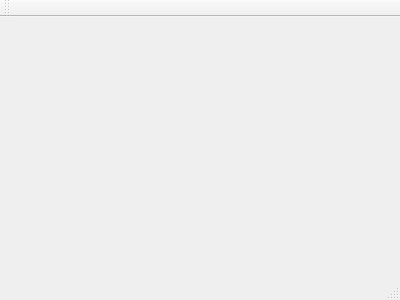
The window that student/11/timer/mainwindow.ui (JurnetFIN/Comp.cs.110) describes before a commit, drawn with Qt 5.
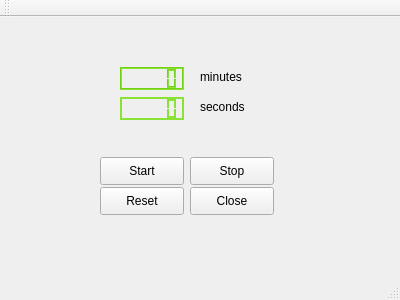
The same window after the commit.

```diff
--- a/student/11/timer/mainwindow.ui
+++ b/student/11/timer/mainwindow.ui
@@ -12,13 +12,687 @@
   <property name="windowTitle" >
    <string>MainWindow</string>
   </property>
-  <widget class="QMenuBar" name="menuBar" />
-  <widget class="QToolBar" name="mainToolBar" />
-  <widget class="QWidget" name="centralWidget" />
-  <widget class="QStatusBar" name="statusBar" />
+  <widget class="QWidget" name="centralWidget">
+   <widget class="QPushButton" name="startButton">
+    <property name="geometry">
+     <rect>
+      <x>100</x>
+      <y>140</y>
+      <width>84</width>
+      <height>28</height>
+     </rect>
+    </property>
+    <property name="text">
+     <string>Start</string>
+    </property>
+   </widget>
+   <widget class="QPushButton" name="stopButton">
+    <property name="geometry">
+     <rect>
+      <x>190</x>
+      <y>140</y>
+      <width>84</width>
+      <height>28</height>
+     </rect>
+    </property>
+    <property name="text">
+     <string>Stop</string>
+    </property>
+   </widget>
+   <widget class="QPushButton" name="resetButton">
+    <property name="geometry">
+     <rect>
+      <x>100</x>
+      <y>170</y>
+      <width>84</width>
+      <height>28</height>
+     </rect>
+    </property>
+    <property name="text">
+     <string>Reset</string>
+    </property>
+   </widget>
+   <widget class="QPushButton" name="closeButton">
+    <property name="geometry">
+     <rect>
+      <x>190</x>
+      <y>170</y>
+      <width>84</width>
+      <height>28</height>
+     </rect>
+    </property>
+    <property name="text">
+     <string>Close</string>
+    </property>
+   </widget>
+   <widget class="QLabel" name="label">
+    <property name="geometry">
+     <rect>
+      <x>200</x>
+      <y>50</y>
+      <width>63</width>
+      <height>20</height>
+     </rect>
+    </property>
+    <property name="text">
+     <string>minutes</string>
+    </property>
+   </widget>
+   <widget class="QLabel" name="label_2">
+    <property name="geometry">
+     <rect>
+      <x>200</x>
+      <y>80</y>
+      <width>63</width>
+      <height>20</height>
+     </rect>
+    </property>
+    <property name="text">
+     <string>seconds</string>
+    </property>
+   </widget>
+   <widget class="QLCDNumber" name="lcdNumberMin">
+    <property name="geometry">
+     <rect>
+      <x>120</x>
+      <y>50</y>
+      <width>64</width>
+      <height>23</height>
+     </rect>
+    </property>
+    <property name="palette">
+     <palette>
+      <active>
+       <colorrole role="WindowText">
+        <brush brushstyle="SolidPattern">
+         <color alpha="255">
+          <red>239</red>
+          <green>41</green>
+          <blue>41</blue>
+         </color>
+        </brush>
+       </colorrole>
+       <colorrole role="Button">
+        <brush brushstyle="SolidPattern">
+         <color alpha="255">
+          <red>115</red>
+          <green>210</green>
+          <blue>22</blue>
+         </color>
+        </brush>
+       </colorrole>
+       <colorrole role="Light">
+        <brush brushstyle="SolidPattern">
+         <color alpha="255">
+          <red>115</red>
+          <green>210</green>
+          <blue>22</blue>
+         </color>
+        </brush>
+       </colorrole>
+       <colorrole role="Midlight">
+        <brush brushstyle="SolidPattern">
+         <color alpha="255">
+          <red>138</red>
+          <green>226</green>
+          <blue>52</blue>
+         </color>
+        </brush>
+       </colorrole>
+       <colorrole role="Dark">
+        <brush brushstyle="SolidPattern">
+         <color alpha="255">
+          <red>138</red>
+          <green>226</green>
+          <blue>52</blue>
+         </color>
+        </brush>
+       </colorrole>
+       <colorrole role="Mid">
+        <brush brushstyle="SolidPattern">
+         <color alpha="255">
+          <red>138</red>
+          <green>226</green>
+          <blue>52</blue>
+         </color>
+        </brush>
+       </colorrole>
+       <colorrole role="Text">
+        <brush brushstyle="SolidPattern">
+         <color alpha="255">
+          <red>0</red>
+          <green>0</green>
+          <blue>0</blue>
+         </color>
+        </brush>
+       </colorrole>
+       <colorrole role="ButtonText">
+        <brush brushstyle="SolidPattern">
+         <color alpha="255">
+          <red>0</red>
+          <green>0</green>
+          <blue>0</blue>
+         </color>
+        </brush>
+       </colorrole>
+       <colorrole role="Base">
+        <brush brushstyle="SolidPattern">
+         <color alpha="255">
+          <red>255</red>
+          <green>255</green>
+          <blue>255</blue>
+         </color>
+        </brush>
+       </colorrole>
+       <colorrole role="Window">
+        <brush brushstyle="SolidPattern">
+         <color alpha="255">
+          <red>255</red>
+          <green>255</green>
+          <blue>255</blue>
+         </color>
+        </brush>
+       </colorrole>
+       <colorrole role="PlaceholderText">
+        <brush brushstyle="SolidPattern">
+         <color alpha="255">
+          <red>255</red>
+          <green>255</green>
+          <blue>255</blue>
+         </color>
+        </brush>
+       </colorrole>
+      </active>
+      <inactive>
+       <colorrole role="WindowText">
+        <brush brushstyle="SolidPattern">
+         <color alpha="255">
+          <red>239</red>
+          <green>41</green>
+          <blue>41</blue>
+         </color>
+        </brush>
+       </colorrole>
+       <colorrole role="Button">
+        <brush brushstyle="SolidPattern">
+         <color alpha="255">
+          <red>115</red>
+          <green>210</green>
+          <blue>22</blue>
+         </color>
+        </brush>
+       </colorrole>
+       <colorrole role="Light">
+        <brush brushstyle="SolidPattern">
+         <color alpha="255">
+          <red>115</red>
+          <green>210</green>
+          <blue>22</blue>
+         </color>
+        </brush>
+       </colorrole>
+       <colorrole role="Midlight">
+        <brush brushstyle="SolidPattern">
+         <color alpha="255">
+          <red>138</red>
+          <green>226</green>
+          <blue>52</blue>
+         </color>
+        </brush>
+       </colorrole>
+       <colorrole role="Dark">
+        <brush brushstyle="SolidPattern">
+         <color alpha="255">
+          <red>138</red>
+          <green>226</green>
+          <blue>52</blue>
+         </color>
+        </brush>
+       </colorrole>
+       <colorrole role="Mid">
+        <brush brushstyle="SolidPattern">
+         <color alpha="255">
+          <red>138</red>
+          <green>226</green>
+          <blue>52</blue>
+         </color>
+        </brush>
+       </colorrole>
+       <colorrole role="Text">
+        <brush brushstyle="SolidPattern">
+         <color alpha="255">
+          <red>0</red>
+          <green>0</green>
+          <blue>0</blue>
+         </color>
+        </brush>
+       </colorrole>
+       <colorrole role="ButtonText">
+        <brush brushstyle="SolidPattern">
+         <color alpha="255">
+          <red>0</red>
+          <green>0</green>
+          <blue>0</blue>
+         </color>
+        </brush>
+       </colorrole>
+       <colorrole role="Base">
+        <brush brushstyle="SolidPattern">
+         <color alpha="255">
+          <red>255</red>
+          <green>255</green>
+          <blue>255</blue>
+         </color>
+        </brush>
+       </colorrole>
+       <colorrole role="Window">
+        <brush brushstyle="SolidPattern">
+         <color alpha="255">
+          <red>255</red>
+          <green>255</green>
+          <blue>255</blue>
+         </color>
+        </brush>
+       </colorrole>
+       <colorrole role="PlaceholderText">
+        <brush brushstyle="SolidPattern">
+         <color alpha="255">
+          <red>255</red>
+          <green>255</green>
+          <blue>255</blue>
+         </color>
+        </brush>
+       </colorrole>
+      </inactive>
+      <disabled>
+       <colorrole role="WindowText">
+        <brush brushstyle="SolidPattern">
+         <color alpha="255">
+          <red>138</red>
+          <green>226</green>
+          <blue>52</blue>
+         </color>
+        </brush>
+       </colorrole>
+       <colorrole role="Button">
+        <brush brushstyle="SolidPattern">
+         <color alpha="255">
+          <red>115</red>
+          <green>210</green>
+          <blue>22</blue>
+         </color>
+        </brush>
+       </colorrole>
+       <colorrole role="Light">
+        <brush brushstyle="SolidPattern">
+         <color alpha="255">
+          <red>115</red>
+          <green>210</green>
+          <blue>22</blue>
+         </color>
+        </brush>
+       </colorrole>
+       <colorrole role="Midlight">
+        <brush brushstyle="SolidPattern">
+         <color alpha="255">
+          <red>138</red>
+          <green>226</green>
+          <blue>52</blue>
+         </color>
+        </brush>
+       </colorrole>
+       <colorrole role="Dark">
+        <brush brushstyle="SolidPattern">
+         <color alpha="255">
+          <red>138</red>
+          <green>226</green>
+          <blue>52</blue>
+         </color>
+        </brush>
+       </colorrole>
+       <colorrole role="Mid">
+        <brush brushstyle="SolidPattern">
+         <color alpha="255">
+          <red>138</red>
+          <green>226</green>
+          <blue>52</blue>
+         </color>
+        </brush>
+       </colorrole>
+       <colorrole role="Text">
+        <brush brushstyle="SolidPattern">
+         <color alpha="255">
+          <red>138</red>
+          <green>226</green>
+          <blue>52</blue>
+         </color>
+        </brush>
+       </colorrole>
+       <colorrole role="ButtonText">
+        <brush brushstyle="SolidPattern">
+         <color alpha="255">
+          <red>138</red>
+          <green>226</green>
+          <blue>52</blue>
+         </color>
+        </brush>
+       </colorrole>
+       <colorrole role="Base">
+        <brush brushstyle="SolidPattern">
+         <color alpha="255">
+          <red>255</red>
+          <green>255</green>
+          <blue>255</blue>
+         </color>
+        </brush>
+       </colorrole>
+       <colorrole role="Window">
+        <brush brushstyle="SolidPattern">
+         <color alpha="255">
+          <red>255</red>
+          <green>255</green>
+          <blue>255</blue>
+         </color>
+        </brush>
+       </colorrole>
+       <colorrole role="PlaceholderText">
+        <brush brushstyle="SolidPattern">
+         <color alpha="255">
+          <red>255</red>
+          <green>255</green>
+          <blue>255</blue>
+         </color>
+        </brush>
+       </colorrole>
+      </disabled>
+     </palette>
+    </property>
+   </widget>
+   <widget class="QLCDNumber" name="lcdNumberSec">
+    <property name="geometry">
+     <rect>
+      <x>120</x>
+      <y>80</y>
+      <width>64</width>
+      <height>23</height>
+     </rect>
+    </property>
+    <property name="palette">
+     <palette>
+      <active>
+       <colorrole role="WindowText">
+        <brush brushstyle="SolidPattern">
+         <color alpha="255">
+          <red>138</red>
+          <green>226</green>
+          <blue>52</blue>
+         </color>
+        </brush>
+       </colorrole>
+       <colorrole role="Button">
+        <brush brushstyle="SolidPattern">
+         <color alpha="255">
+          <red>138</red>
+          <green>226</green>
+          <blue>52</blue>
+         </color>
+        </brush>
+       </colorrole>
+       <colorrole role="Light">
+        <brush brushstyle="SolidPattern">
+         <color alpha="255">
+          <red>138</red>
+          <green>226</green>
+          <blue>52</blue>
+         </color>
+        </brush>
+       </colorrole>
+       <colorrole role="Midlight">
+        <brush brushstyle="SolidPattern">
+         <color alpha="255">
+          <red>138</red>
+          <green>226</green>
+          <blue>52</blue>
+         </color>
+        </brush>
+       </colorrole>
+       <colorrole role="Dark">
+        <brush brushstyle="SolidPattern">
+         <color alpha="255">
+          <red>138</red>
+          <green>226</green>
+          <blue>52</blue>
+         </color>
+        </brush>
+       </colorrole>
+       <colorrole role="Mid">
+        <brush brushstyle="SolidPattern">
+         <color alpha="255">
+          <red>138</red>
+          <green>226</green>
+          <blue>52</blue>
+         </color>
+        </brush>
+       </colorrole>
+       <colorrole role="Text">
+        <brush brushstyle="SolidPattern">
+         <color alpha="255">
+          <red>138</red>
+          <green>226</green>
+          <blue>52</blue>
+         </color>
+        </brush>
+       </colorrole>
+       <colorrole role="ButtonText">
+        <brush brushstyle="SolidPattern">
+         <color alpha="255">
+          <red>0</red>
+          <green>0</green>
+          <blue>0</blue>
+         </color>
+        </brush>
+       </colorrole>
+       <colorrole role="PlaceholderText">
+        <brush brushstyle="SolidPattern">
+         <color alpha="128">
+          <red>138</red>
+          <green>226</green>
+          <blue>52</blue>
+         </color>
+        </brush>
+       </colorrole>
+      </active>
+      <inactive>
+       <colorrole role="WindowText">
+        <brush brushstyle="SolidPattern">
+         <color alpha="255">
+          <red>138</red>
+          <green>226</green>
+          <blue>52</blue>
+         </color>
+        </brush>
+       </colorrole>
+       <colorrole role="Button">
+        <brush brushstyle="SolidPattern">
+         <color alpha="255">
+          <red>138</red>
+          <green>226</green>
+          <blue>52</blue>
+         </color>
+        </brush>
+       </colorrole>
+       <colorrole role="Light">
+        <brush brushstyle="SolidPattern">
+         <color alpha="255">
+          <red>138</red>
+          <green>226</green>
+          <blue>52</blue>
+         </color>
+        </brush>
+       </colorrole>
+       <colorrole role="Midlight">
+        <brush brushstyle="SolidPattern">
+         <color alpha="255">
+          <red>138</red>
+          <green>226</green>
+          <blue>52</blue>
+         </color>
+        </brush>
+       </colorrole>
+       <colorrole role="Dark">
+        <brush brushstyle="SolidPattern">
+         <color alpha="255">
+          <red>138</red>
+          <green>226</green>
+          <blue>52</blue>
+         </color>
+        </brush>
+       </colorrole>
+       <colorrole role="Mid">
+        <brush brushstyle="SolidPattern">
+         <color alpha="255">
+          <red>138</red>
+          <green>226</green>
+          <blue>52</blue>
+         </color>
+        </brush>
+       </colorrole>
+       <colorrole role="Text">
+        <brush brushstyle="SolidPattern">
+         <color alpha="255">
+          <red>138</red>
+          <green>226</green>
+          <blue>52</blue>
+         </color>
+        </brush>
+       </colorrole>
+       <colorrole role="ButtonText">
+        <brush brushstyle="SolidPattern">
+         <color alpha="255">
+          <red>0</red>
+          <green>0</green>
+          <blue>0</blue>
+         </color>
+        </brush>
+       </colorrole>
+       <colorrole role="PlaceholderText">
+        <brush brushstyle="SolidPattern">
+         <color alpha="128">
+          <red>138</red>
+          <green>226</green>
+          <blue>52</blue>
+         </color>
+        </brush>
+       </colorrole>
+      </inactive>
+      <disabled>
+       <colorrole role="WindowText">
+        <brush brushstyle="SolidPattern">
+         <color alpha="255">
+          <red>138</red>
+          <green>226</green>
+          <blue>52</blue>
+         </color>
+        </brush>
+       </colorrole>
+       <colorrole role="Button">
+        <brush brushstyle="SolidPattern">
+         <color alpha="255">
+          <red>138</red>
+          <green>226</green>
+          <blue>52</blue>
+         </color>
+        </brush>
+       </colorrole>
+       <colorrole role="Light">
+        <brush brushstyle="SolidPattern">
+         <color alpha="255">
+          <red>138</red>
+          <green>226</green>
+          <blue>52</blue>
+         </color>
+        </brush>
+       </colorrole>
+       <colorrole role="Midlight">
+        <brush brushstyle="SolidPattern">
+         <color alpha="255">
+          <red>138</red>
+          <green>226</green>
+          <blue>52</blue>
+         </color>
+        </brush>
+       </colorrole>
+       <colorrole role="Dark">
+        <brush brushstyle="SolidPattern">
+         <color alpha="255">
+          <red>138</red>
+          <green>226</green>
+          <blue>52</blue>
+         </color>
+        </brush>
+       </colorrole>
+       <colorrole role="Mid">
+        <brush brushstyle="SolidPattern">
+         <color alpha="255">
+          <red>138</red>
+          <green>226</green>
+          <blue>52</blue>
+         </color>
+        </brush>
+       </colorrole>
+       <colorrole role="Text">
+        <brush brushstyle="SolidPattern">
+         <color alpha="255">
+          <red>138</red>
+          <green>226</green>
+          <blue>52</blue>
+         </color>
+        </brush>
+       </colorrole>
+       <colorrole role="ButtonText">
+        <brush brushstyle="SolidPattern">
+         <color alpha="255">
+          <red>138</red>
+          <green>226</green>
+          <blue>52</blue>
+         </color>
+        </brush>
+       </colorrole>
+       <colorrole role="PlaceholderText">
+        <brush brushstyle="SolidPattern">
+         <color alpha="128">
+          <red>0</red>
+          <green>0</green>
+          <blue>0</blue>
+         </color>
+        </brush>
+       </colorrole>
+      </disabled>
+     </palette>
+    </property>
+   </widget>
+  </widget>
+  <widget class="QMenuBar" name="menuBar">
+   <property name="geometry">
+    <rect>
+     <x>0</x>
+     <y>0</y>
+     <width>400</width>
+     <height>25</height>
+    </rect>
+   </property>
+  </widget>
+  <widget class="QToolBar" name="mainToolBar">
+   <attribute name="toolBarArea">
+    <enum>TopToolBarArea</enum>
+   </attribute>
+   <attribute name="toolBarBreak">
+    <bool>false</bool>
+   </attribute>
+  </widget>
+  <widget class="QStatusBar" name="statusBar"/>
  </widget>
- <layoutDefault spacing="6" margin="11" />
- <pixmapfunction></pixmapfunction>
+ <layoutdefault spacing="6" margin="11"/>
  <resources/>
  <connections/>
 </ui>
```
Left out of the diff: 26 changed lines with no effect on the pictures.
